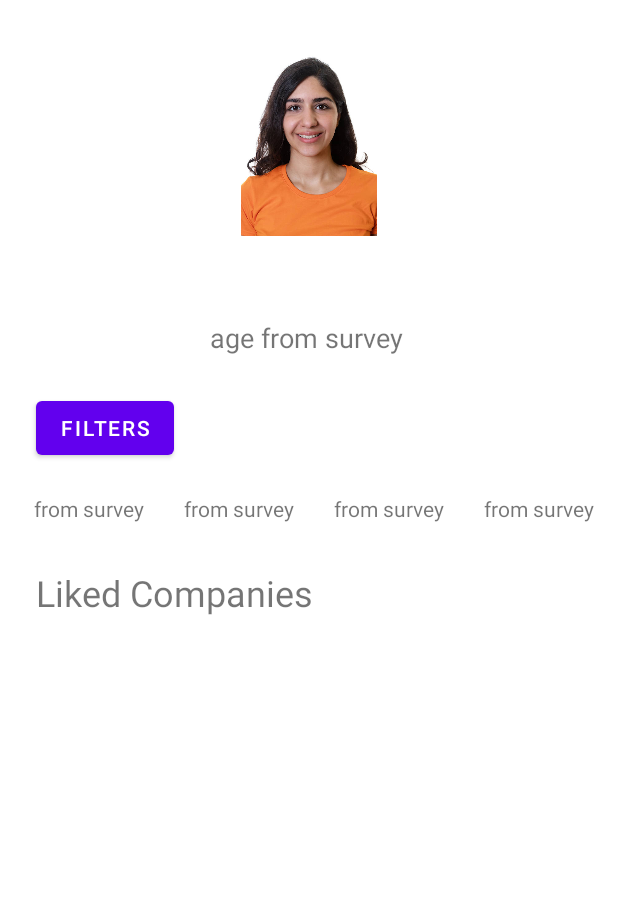
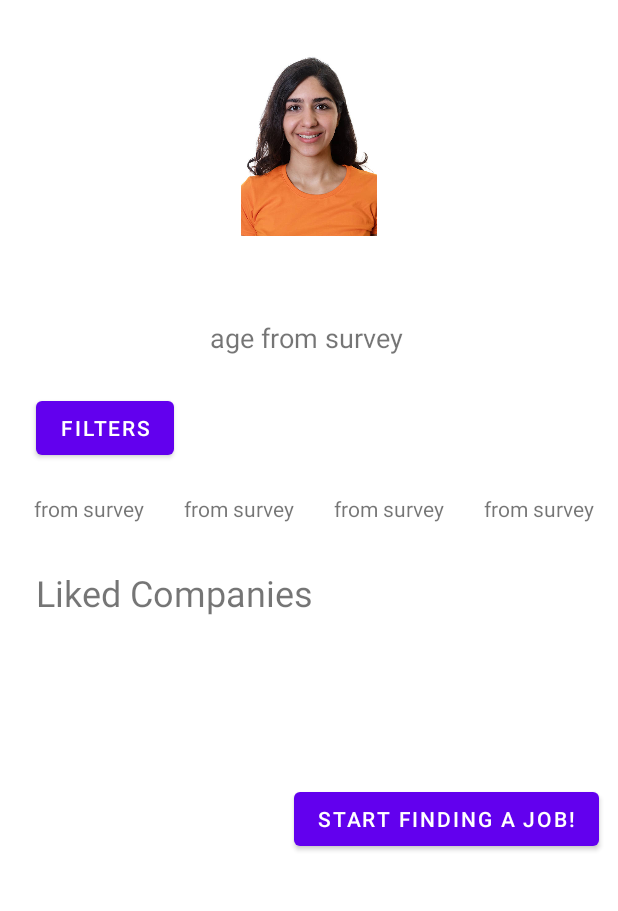
Before and after one commit to suchloust/Hired, an Android app: the ProfileActivity screen opened directly, with no data from a screen before it, on a phone screen of 412 x 824 dp, the part 189-1100 px from its top. Run offline under Robolectric (Android 15) with nearby library versions, the phone set to English and light mode, and no system bars.

```diff
--- a/app/src/main/res/layout/activity_profile.xml
+++ b/app/src/main/res/layout/activity_profile.xml
@@ -153,8 +153,8 @@
         android:id="@+id/videos_button"
         android:layout_width="wrap_content"
         android:layout_height="wrap_content"
-        android:layout_marginStart="198dp"
-        android:layout_marginTop="855dp"
+        android:layout_marginStart="196dp"
+        android:layout_marginTop="592dp"
         android:text="Start finding a job!"
         app:layout_constraintStart_toStartOf="parent"
         app:layout_constraintTop_toTopOf="parent" />
```
